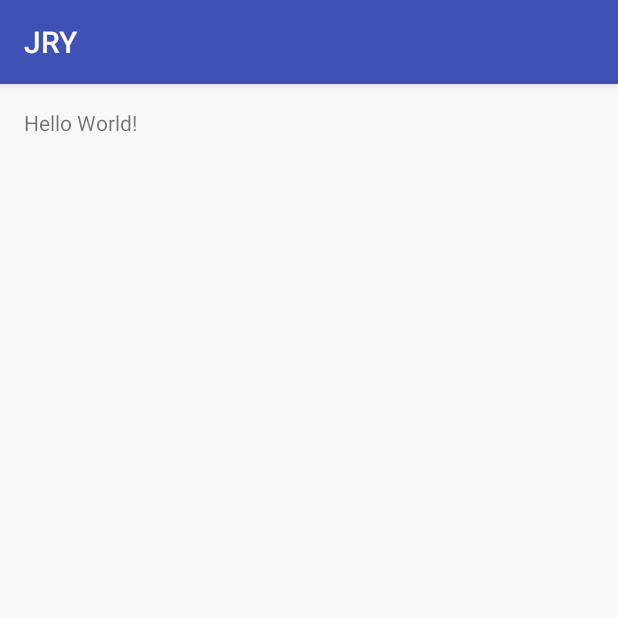
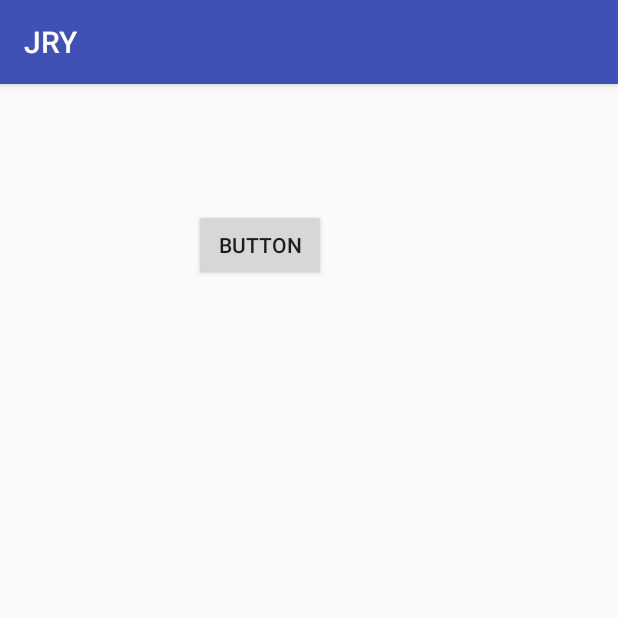
Before and after one commit to Jaydeepkakadiya19/JRY2, an Android app: the screen it shows after launch (MainActivity), on a phone screen of 412 x 824 dp, the top half of it. Run offline under Robolectric (Android 15) with nearby library versions, the phone set to English and light mode, and no system bars.

Commit message:
1st button

```diff
--- a/app/src/main/res/layout/activity_main.xml
+++ b/app/src/main/res/layout/activity_main.xml
@@ -1,7 +1,7 @@
 <?xml version="1.0" encoding="utf-8"?>
 <RelativeLayout xmlns:android="http://schemas.android.com/apk/res/android"
     xmlns:tools="http://schemas.android.com/tools"
-    android:id="@+id/activity_main"
+    android:id="@+id/enter"
     android:layout_width="match_parent"
     android:layout_height="match_parent"
     android:paddingBottom="@dimen/activity_vertical_margin"
@@ -10,8 +10,13 @@
     android:paddingTop="@dimen/activity_vertical_margin"
     tools:context="com.example.jaydeep.jry.MainActivity">
 
-    <TextView
+    <Button
+        android:text="Button"
         android:layout_width="wrap_content"
         android:layout_height="wrap_content"
-        android:text="Hello World!" />
+        android:layout_marginTop="67dp"
+        android:id="@+id/button"
+        android:layout_alignParentTop="true"
+        android:layout_alignParentStart="true"
+        android:layout_marginStart="113dp" />
 </RelativeLayout>
```
